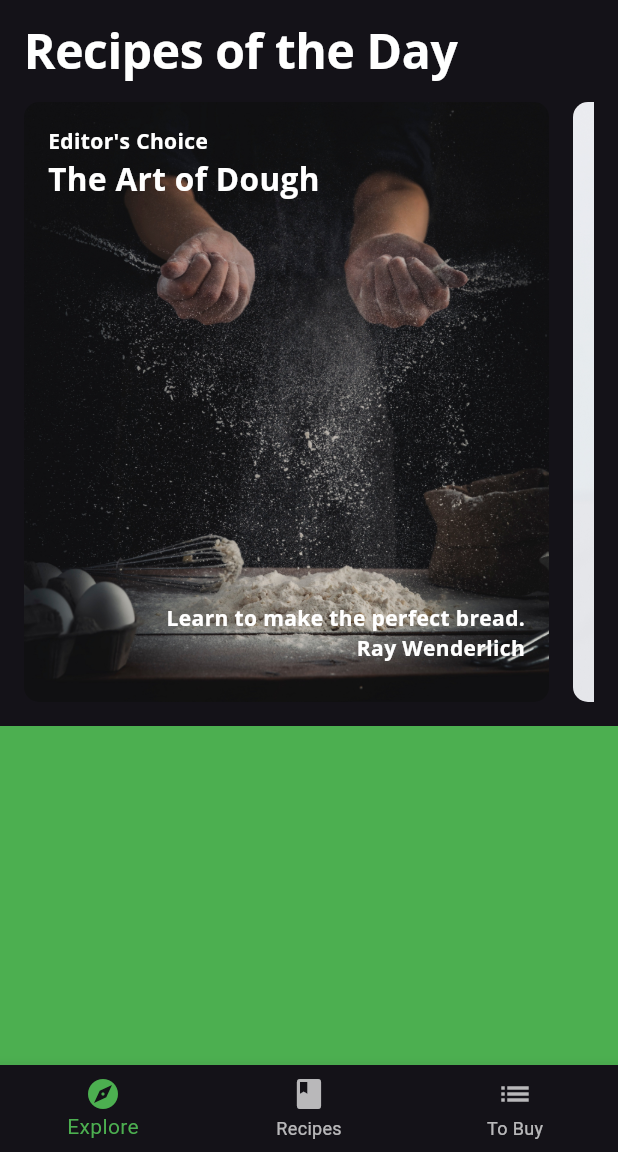
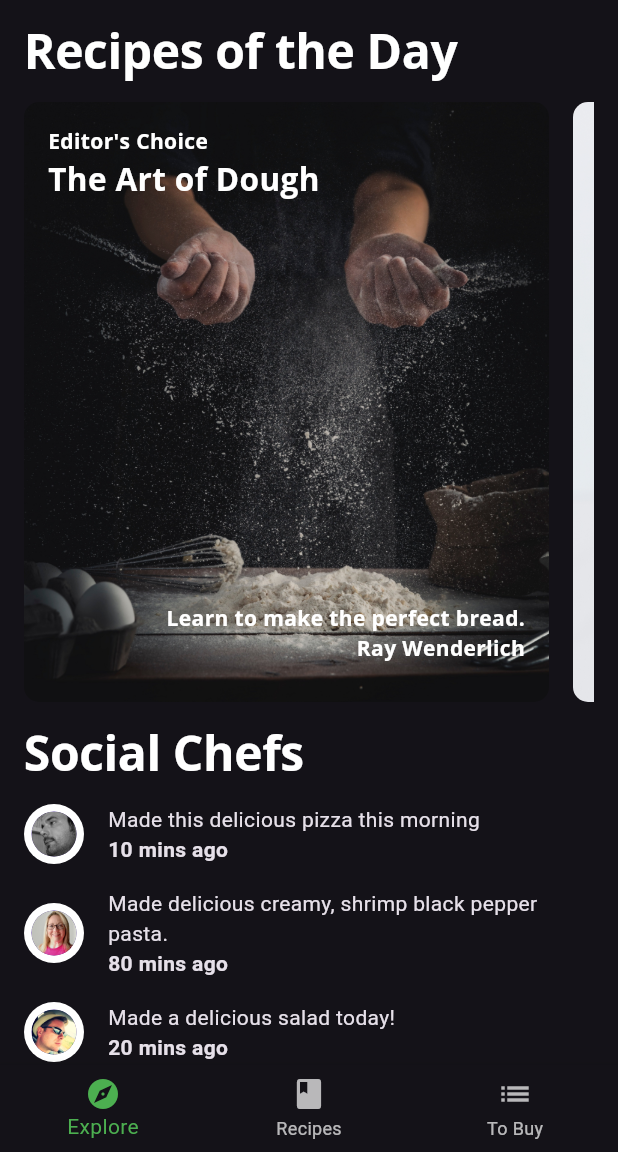
Before and after one commit to Worldkilas/fooderlich-app, a Flutter app: the screen it shows after launch, on a phone screen of 412 x 824 dp, the part 84-1236 px from its top. Run offline on Flutter 3.47's test engine with Material 3 defaults, Android fonts, the phone set to English and light mode, and no system bars; our stand-ins replace google_fonts.

Commit message:
Finished the Recipe and Explore Screen

```diff
--- a/lib/components/components.dart
+++ b/lib/components/components.dart
@@ -4,3 +4,7 @@ export 'card2.dart';
 export 'card3.dart';
 export 'circle_image.dart';
 export 'today_recipe_list_view.dart';
+export 'friends_post_tile.dart';
+export 'friend_post_list_view.dart';
+export 'recipe_thumbnail.dart';
+export 'recipes_grid_view.dart';
--- /dev/null
+++ b/lib/components/friend_post_list_view.dart
@@ -0,0 +1,46 @@
+import 'package:flutter/material.dart';
+import '../models/models.dart';
+import 'components.dart';
+
+class FriendPostListView extends StatelessWidget {
+  final List<Post> friendPosts;
+  const FriendPostListView({super.key, required this.friendPosts});
+
+  @override
+  Widget build(BuildContext context) {
+    return Padding(
+      padding: const EdgeInsets.only(left: 16, right: 16, top: 0),
+      child: Column(
+        crossAxisAlignment: CrossAxisAlignment.start,
+        children: [
+          Text(
+            'Social Chefs',
+            style: Theme.of(context).textTheme.displayLarge,
+          ),
+          const SizedBox(
+            height: 16,
+          ),
+          // TODO: Add PostListView here
+          ListView.separated(
+              primary: false,
+              physics: const NeverScrollableScrollPhysics(),
+              shrinkWrap: true,
+              scrollDirection: Axis.vertical,
+              itemBuilder: (context, index) {
+                final post = friendPosts[index];
+                return FriendPostTile(post: post);
+              },
+              separatorBuilder: (context, index) {
+                return const SizedBox(
+                  height: 16,
+                );
+              },
+              itemCount: friendPosts.length),
+          const SizedBox(
+            height: 16,
+          )
+        ],
+      ),
+    );
+  }
+}
--- /dev/null
+++ b/lib/components/friends_post_tile.dart
@@ -0,0 +1,34 @@
+import 'package:flutter/material.dart';
+import '../components/components.dart';
+import '../models/models.dart';
+
+class FriendPostTile extends StatelessWidget {
+  final Post post;
+  const FriendPostTile({super.key, required this.post});
+
+  @override
+  Widget build(BuildContext context) {
+    return Row(
+      children: [
+        CircleImage(
+          imageRadius: 20,
+          imageProvider: AssetImage(post.profileImageUrl),
+        ),
+        const SizedBox(
+          width: 16,
+        ),
+        Expanded(
+            child: Column(
+          crossAxisAlignment: CrossAxisAlignment.start,
+          children: [
+            Text(post.comment),
+            Text(
+              '${post.timestamp} mins ago',
+              style: const TextStyle(fontWeight: FontWeight.w700),
+            )
+          ],
+        ))
+      ],
+    );
+  }
+}
--- a/lib/home.dart
+++ b/lib/home.dart
@@ -1,6 +1,7 @@
 import 'package:flutter/material.dart';
 
 import 'screens/explore_screen.dart';
+import 'screens/recipe_screen.dart';
 
 class Home extends StatefulWidget {
   const Home({super.key});
@@ -14,8 +15,7 @@ class HomeState extends State<Home> {
 
   static List<Widget> pages = <Widget>[
     ExploreScreen(),
-    // TODO: Replace with RecipesScreen
-    Container(color: Colors.green),
+    RecipeScreen(),
     Container(color: Colors.blue),
   ];
 
--- a/lib/screens/explore_screen.dart
+++ b/lib/screens/explore_screen.dart
@@ -3,29 +3,56 @@ import '../components/components.dart';
 import '../models/models.dart';
 import '../api/mock_fooderlich_service.dart';
 
-class ExploreScreen extends StatelessWidget {
+class ExploreScreen extends StatefulWidget {
+  const ExploreScreen({super.key});
+
+  @override
+  State<ExploreScreen> createState() => _ExploreScreenState();
+}
+
+class _ExploreScreenState extends State<ExploreScreen> {
+  late ScrollController _scrollController;
+  @override
+  void initState() {
+    super.initState();
+    _scrollController = ScrollController();
+    _scrollController.addListener(_scrollListener);
+  }
+
+  void _scrollListener() {
+    if (_scrollController.position.pixels == 0) {
+      print('At the top');
+    } else if (_scrollController.position.pixels ==
+        _scrollController.position.maxScrollExtent) {
+      print('Scrolled to the bottom');
+    }
+  }
+
+  @override
+  void dispose() {
+    _scrollController.removeListener(_scrollListener);
+    _scrollController.dispose();
+    super.dispose();
+  }
+
   final mockService = MockFooderlichService();
-  ExploreScreen({super.key});
 
   @override
   Widget build(BuildContext context) {
-    // TODO 1: Add TodayRecipeListView FutureBuilder
     return FutureBuilder(
         future: mockService.getExploreData(),
         builder: (context, AsyncSnapshot<ExploreData> snapshot) {
-          // TODO: Add Nested List Views
           if (snapshot.connectionState == ConnectionState.done) {
             return ListView(
+              controller: _scrollController,
               scrollDirection: Axis.vertical,
               children: [
                 TodayRecipeListView(recipes: snapshot.data?.todayRecipes ?? []),
                 const SizedBox(
                   height: 16,
                 ),
-                Container(
-                  height: 400,
-                  color: Colors.green,
-                )
+                FriendPostListView(
+                    friendPosts: snapshot.data?.friendPosts ?? [])
               ],
             );
           } else {
```
Also changed, not shown: lib/components/recipe_thumbnail.dart (added, +39 -0 lines), lib/components/recipes_grid_view.dart (added, +23 -0 lines), lib/screens/recipe_screen.dart (added, +23 -0 lines).
